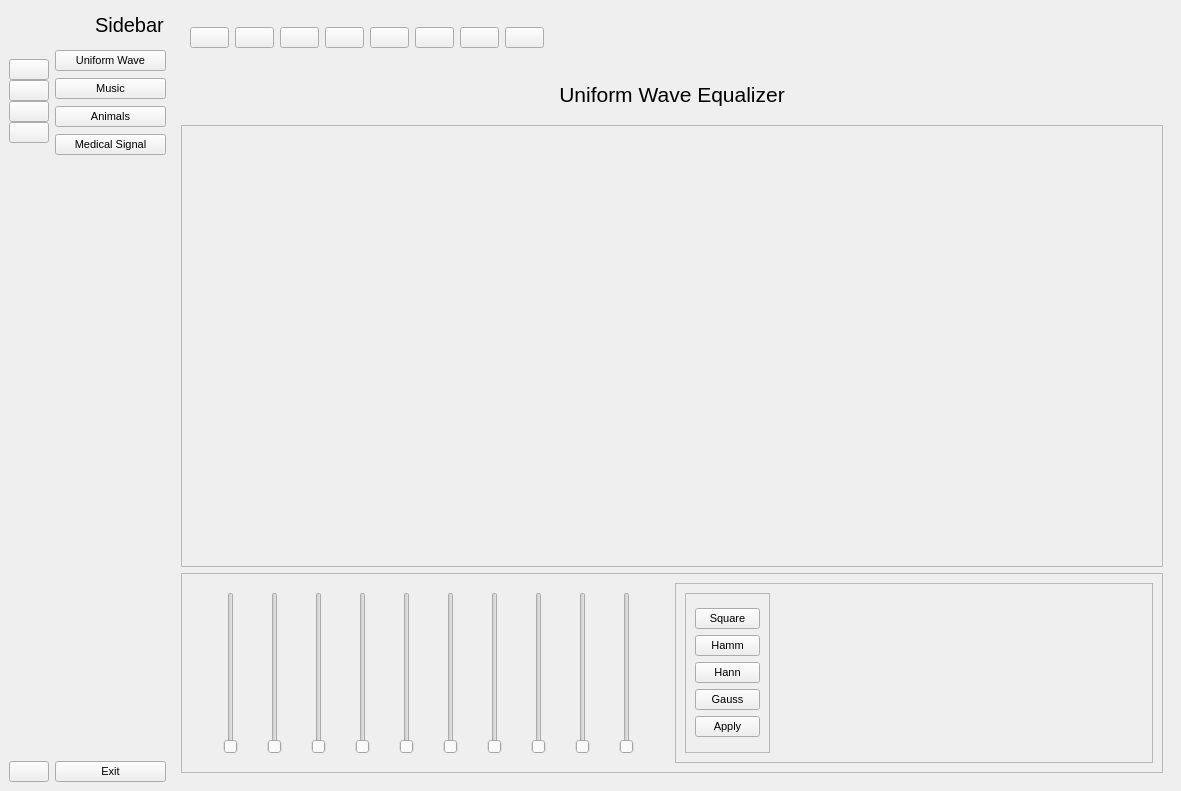
Old version of the form FixingGUI.ui in the repository shehab400/Signal-Equalizer.
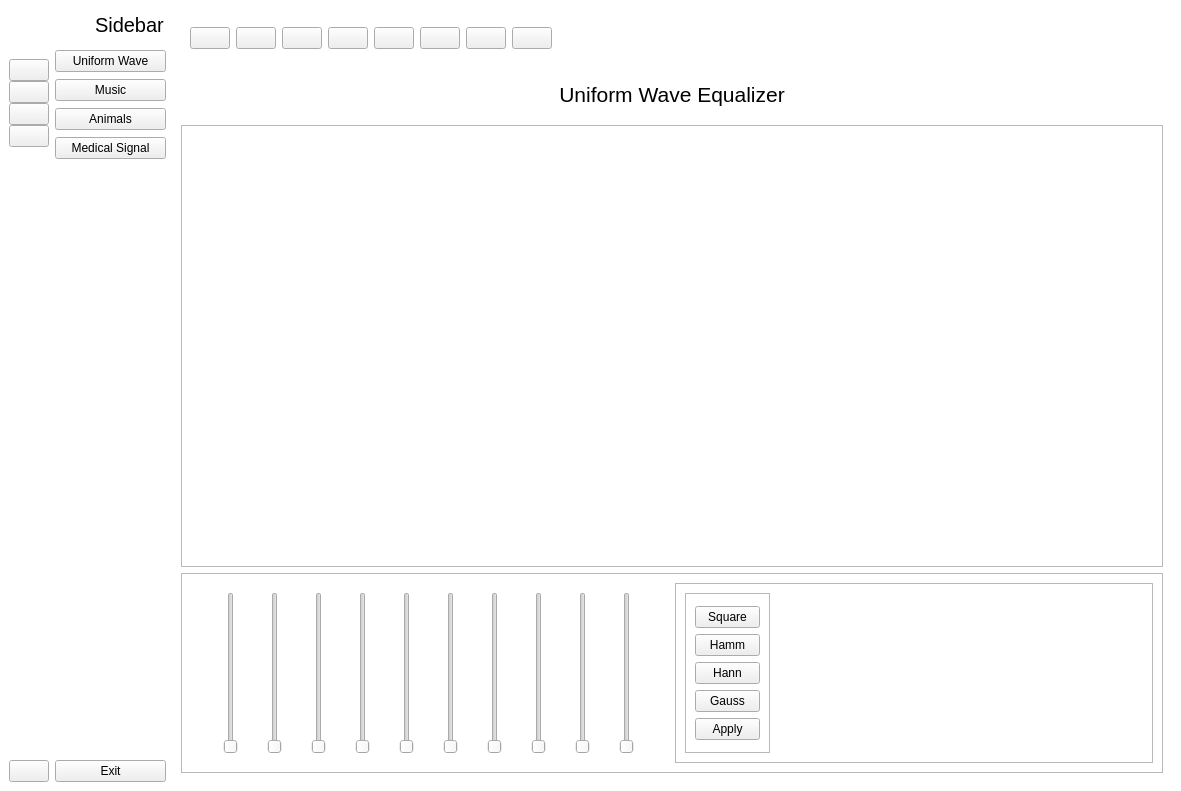
New version of the form. Icons and pictures are not drawn.

Commit message: sliders getting fixed

Diff of the .ui file:
```diff
--- a/FixingGUI.ui
+++ b/FixingGUI.ui
@@ -18,6 +18,10 @@
   <property name="windowTitle">
    <string>MainWindow</string>
   </property>
+  <property name="styleSheet">
+   <string notr="true">QMainWindow { background: #fff
+}</string>
+  </property>
   <widget class="QWidget" name="centralwidget">
    <layout class="QGridLayout" name="gridLayout_3">
     <item row="0" column="1">
```
The commit also changes 2 other files.
